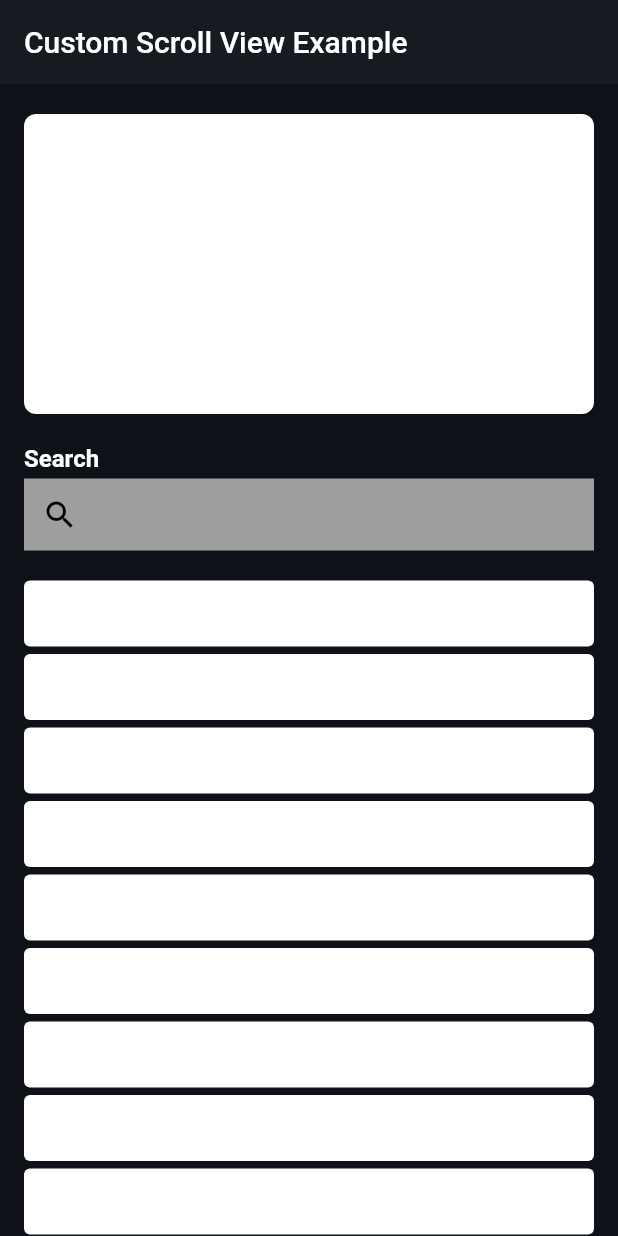
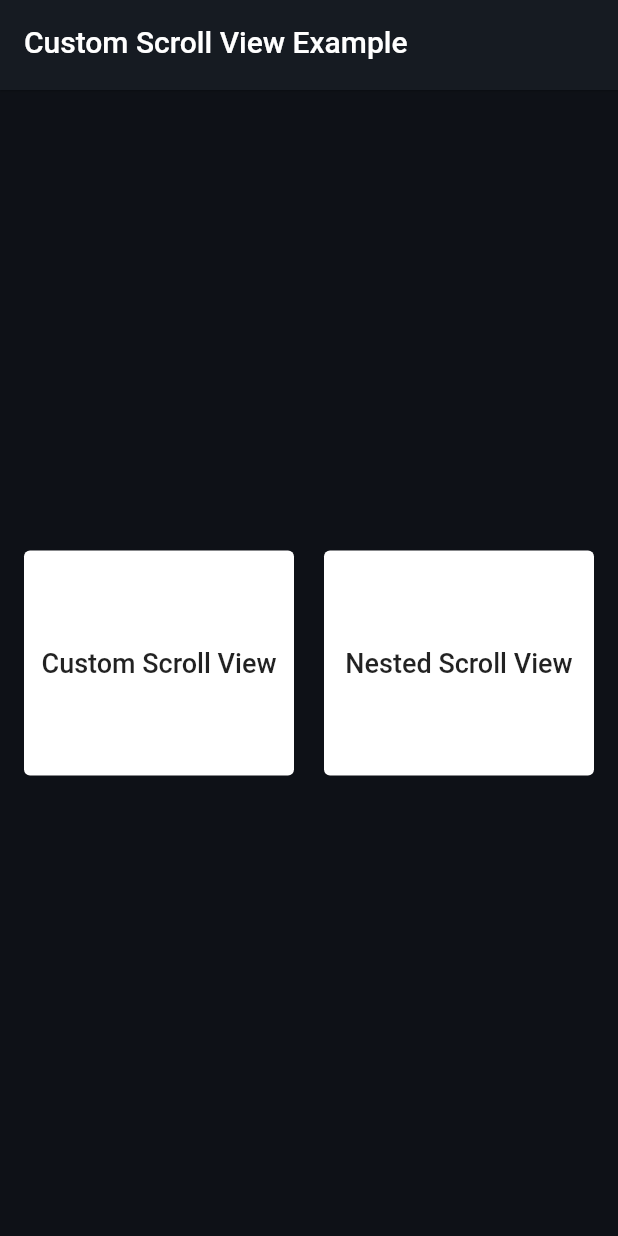
Before and after one commit to Prayash07/scrollview_flutter, a Flutter app: the screen it shows after launch, on a phone screen of 412 x 824 dp. Run offline on Flutter 3.47's test engine with Material 2 defaults, Android fonts, the phone set to English and light mode, and no system bars; our stand-ins replace page_transition, sliver_tools.

```diff
--- /dev/null
+++ b/lib/core/appbar/appbar.dart
@@ -0,0 +1,19 @@
+import 'package:flutter/material.dart';
+
+class CustomAppbar extends StatelessWidget {
+  const CustomAppbar({super.key});
+
+  @override
+  Widget build(BuildContext context) {
+    return AppBar(
+      title: const Text(
+        "Custom Scroll View Example",
+        style: TextStyle(
+          color: Colors.white,
+        ),
+      ),
+      backgroundColor: const Color(0xff161B22),
+      elevation: 0.5,
+    );
+  }
+}
--- /dev/null
+++ b/lib/core/routes/route_generator.dart
@@ -0,0 +1,27 @@
+import 'package:flutter/material.dart';
+import 'package:flutter_scrollview/core/routes/routes.dart';
+import 'package:flutter_scrollview/features/customScrollView/presentation/pages/custom_scroll_view.dart';
+import 'package:flutter_scrollview/features/homepage/presentation/pages/homepage.dart';
+import 'package:flutter_scrollview/features/nestedScrollView/presentation/pages/nested_scroll_view.dart';
+import 'package:page_transition/page_transition.dart';
+
+class ApprouteGenerator {
+  static Route<dynamic> routeGenerator(RouteSettings settings) {
+    switch (settings.name) {
+      case AppRoute.homepage:
+        return PageTransition(
+            child: const HomePage(), type: PageTransitionType.leftToRight);
+      case AppRoute.customScrollView:
+        return PageTransition(
+            child: const CustomScrollViewExample(),
+            type: PageTransitionType.leftToRight);
+      case AppRoute.nestedScrollView:
+        return PageTransition(
+            child: const NestedScrollViewExample(),
+            type: PageTransitionType.leftToRight);
+      default:
+        return PageTransition(
+            child: const HomePage(), type: PageTransitionType.leftToRight);
+    }
+  }
+}
--- /dev/null
+++ b/lib/core/routes/routes.dart
@@ -0,0 +1,5 @@
+class AppRoute {
+  static const String homepage = "/homepage";
+  static const String customScrollView = "/customScrollView";
+  static const String nestedScrollView = "/nestedScrollView";
+}
--- a/lib/features/customScrollView/presentation/pages/custom_scroll_view.dart
+++ b/lib/features/customScrollView/presentation/pages/custom_scroll_view.dart
@@ -1,4 +1,5 @@
 import 'package:flutter/material.dart';
+import 'package:flutter_scrollview/core/appbar/appbar.dart';
 import 'package:flutter_scrollview/core/cards/header_card.dart';
 import 'package:flutter_scrollview/core/cards/list_card.dart';
 import 'package:flutter_scrollview/core/cards/text_form_field.dart';
@@ -11,15 +12,9 @@ class CustomScrollViewExample extends StatelessWidget {
   Widget build(BuildContext context) {
     return Scaffold(
       backgroundColor: const Color(0xff0E1117),
-      appBar: AppBar(
-        title: const Text(
-          "Custom Scroll View Example",
-          style: TextStyle(
-            color: Colors.white,
-          ),
-        ),
-        backgroundColor: const Color(0xff161B22),
-        elevation: 0.5,
+      appBar: const PreferredSize(
+        preferredSize: Size.fromHeight(60),
+        child: CustomAppbar(),
       ),
       body: CustomScrollView(
         slivers: [
--- /dev/null
+++ b/lib/features/homepage/presentation/pages/homepage.dart
@@ -0,0 +1,77 @@
+import 'package:flutter/material.dart';
+import 'package:flutter_scrollview/core/appbar/appbar.dart';
+import 'package:flutter_scrollview/core/routes/routes.dart';
+
+class HomePage extends StatelessWidget {
+  const HomePage({super.key});
+
+  @override
+  Widget build(BuildContext context) {
+    return Scaffold(
+      backgroundColor: const Color(0xff0E1117),
+      appBar: const PreferredSize(
+        preferredSize: Size.fromHeight(60),
+        child: CustomAppbar(),
+      ),
+      body: Padding(
+        padding: const EdgeInsets.symmetric(horizontal: 16),
+        child: Column(
+          mainAxisAlignment: MainAxisAlignment.center,
+          children: [
+            Row(
+              children: [
+                Expanded(
+                  child: GestureDetector(
+                    onTap: () {
+                      Navigator.of(context)
+                          .pushNamed(AppRoute.customScrollView);
+                    },
+                    child: Container(
+                      height: 150,
+                      decoration: BoxDecoration(
+                        color: Colors.white,
+                        borderRadius: BorderRadius.circular(4),
+                      ),
+                      alignment: Alignment.center,
+                      child: const Text(
+                        "Custom Scroll View",
+                        style: TextStyle(
+                          fontSize: 18,
+                          fontWeight: FontWeight.w500,
+                        ),
+                      ),
+                    ),
+                  ),
+                ),
+                const SizedBox(width: 20),
+                Expanded(
+                  child: GestureDetector(
+                    onTap: () {
+                      Navigator.of(context)
+                          .pushNamed(AppRoute.nestedScrollView);
+                    },
+                    child: Container(
+                      height: 150,
+                      decoration: BoxDecoration(
+                        color: Colors.white,
+                        borderRadius: BorderRadius.circular(4),
+                      ),
+                      alignment: Alignment.center,
+                      child: const Text(
+                        "Nested Scroll View",
+                        style: TextStyle(
+                          fontSize: 18,
+                          fontWeight: FontWeight.w500,
+                        ),
+                      ),
+                    ),
+                  ),
+                ),
+              ],
+            )
+          ],
+        ),
+      ),
+    );
+  }
+}
--- a/lib/features/nestedScrollView/presentation/pages/nested_scroll_view.dart
+++ b/lib/features/nestedScrollView/presentation/pages/nested_scroll_view.dart
@@ -1,4 +1,5 @@
 import 'package:flutter/material.dart';
+import 'package:flutter_scrollview/core/appbar/appbar.dart';
 import 'package:flutter_scrollview/core/cards/header_card.dart';
 import 'package:flutter_scrollview/core/cards/list_card.dart';
 import 'package:flutter_scrollview/core/cards/text_form_field.dart';
@@ -11,15 +12,9 @@ class NestedScrollViewExample extends StatelessWidget {
   Widget build(BuildContext context) {
     return Scaffold(
       backgroundColor: const Color(0xff0E1117),
-      appBar: AppBar(
-        title: const Text(
-          "Nested Scroll View Example",
-          style: TextStyle(
-            color: Colors.white,
-          ),
-        ),
-        backgroundColor: const Color(0xff161B22),
-        elevation: 0.5,
+      appBar: const PreferredSize(
+        preferredSize: Size.fromHeight(60),
+        child: CustomAppbar(),
       ),
       body: NestedScrollView(
           headerSliverBuilder: ((context, innerBoxIsScrolled) {
--- a/lib/main.dart
+++ b/lib/main.dart
@@ -1,6 +1,6 @@
 import 'package:flutter/material.dart';
-import 'package:flutter_scrollview/features/customScrollView/presentation/pages/custom_scroll_view.dart';
-import 'package:flutter_scrollview/features/nestedScrollView/presentation/pages/nested_scroll_view.dart';
+import 'package:flutter_scrollview/core/routes/route_generator.dart';
+import 'package:flutter_scrollview/features/homepage/presentation/pages/homepage.dart';
 
 void main() {
   runApp(const MyApp());
@@ -16,7 +16,7 @@ class MyApp extends StatelessWidget {
       theme: ThemeData(
         primarySwatch: Colors.blue,
       ),
-      home: const CustomScrollViewExample(),
+      onGenerateRoute: ApprouteGenerator.routeGenerator,
     );
   }
 }
--- a/pubspec.yaml
+++ b/pubspec.yaml
@@ -37,6 +37,7 @@ dependencies:
   # Use with the CupertinoIcons class for iOS style icons.
   cupertino_icons: ^1.0.2
   sliver_tools: ^0.2.9
+  page_transition: ^2.0.9
 
 dev_dependencies:
   flutter_test:
```
Also changed, not shown: pubspec.lock.
